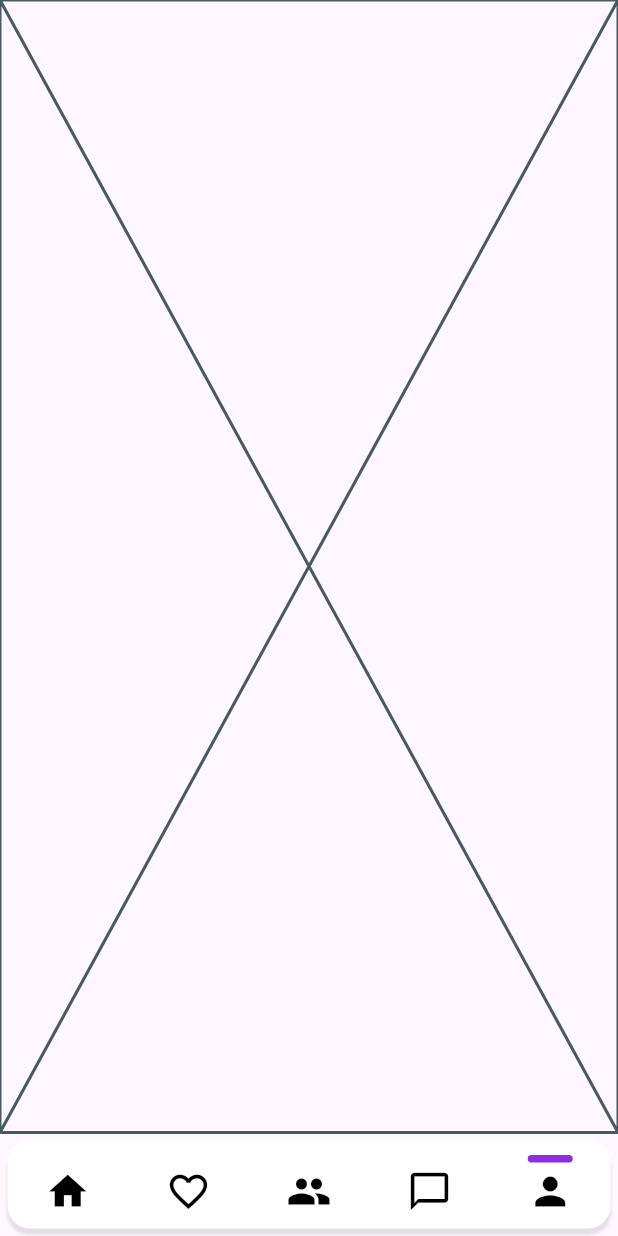
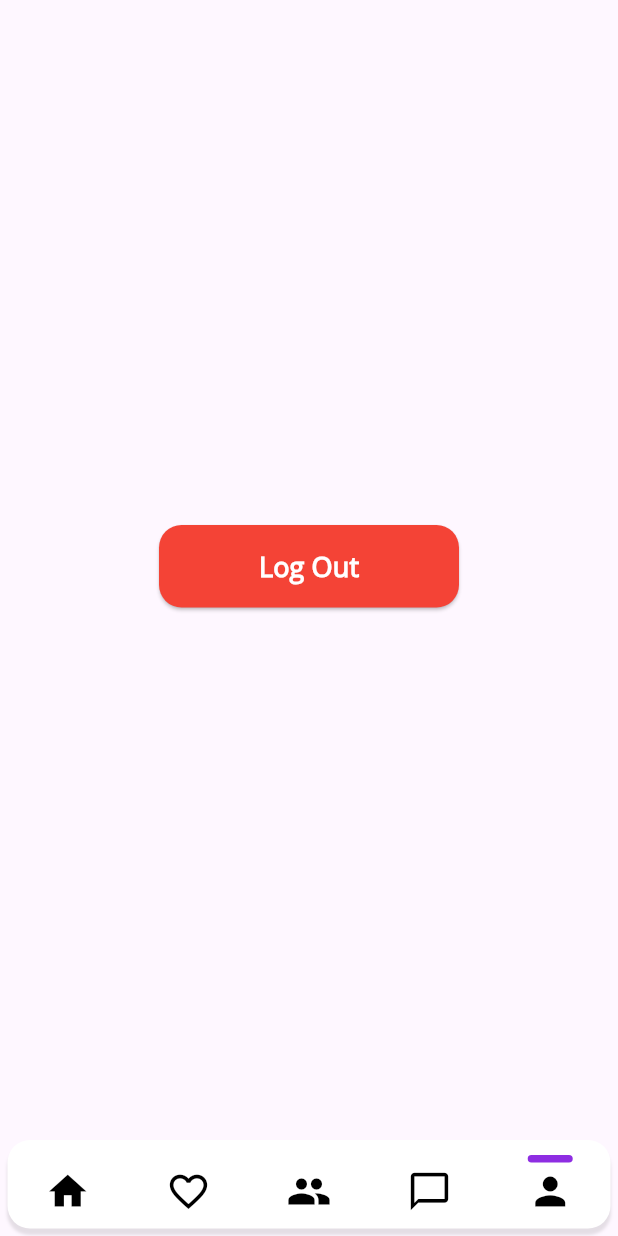
Before and after one commit to SparshapaudelB35/match_aura, a Flutter app: the HomeScreen screen opened directly, item 5 of the bottom bar chosen, on a phone screen of 412 x 824 dp. Run offline on Flutter 3.47's test engine with Material 3 defaults, Android fonts, the phone set to English and light mode, and no system bars; our stand-ins replace dartz, equatable, flutter_riverpod, hive, shared_preferences; accounts and stored records are empty; generated files the repository leaves out were written again.

Commit message:
Refactor HomeScreen and ProfileScreen: improve layout and add logout functionality

```diff
--- a/lib/features/dashboard/presentation/pages/home_screen.dart
+++ b/lib/features/dashboard/presentation/pages/home_screen.dart
@@ -76,12 +76,10 @@ class HomeContent extends StatelessWidget {
                               ClipRRect(
                                 borderRadius: BorderRadius.circular(20),
                                 child: Transform.scale(
-                                  scale:
-                                      1.1,
+                                  scale: 1.1,
                                   child: Image.asset(
                                     'assets/images/imagedemo.jpg',
-                                    fit: BoxFit
-                                        .contain,
+                                    fit: BoxFit.contain,
                                     width: double.infinity,
                                     height: double.infinity,
                                     alignment: Alignment.center,
@@ -252,9 +250,12 @@ class _HomeScreenState extends State<HomeScreen> {
         padding: EdgeInsets.symmetric(horizontal: isTablet ? 32 : 0),
         child: _pages[_selectedIndex],
       ),
-      bottomNavigationBar: CustomBottomNavigationBar(
-        selectedIndex: _selectedIndex,
-        onItemSelected: (index) => setState(() => _selectedIndex = index),
+      bottomNavigationBar: SafeArea(
+        top: false,
+        child: CustomBottomNavigationBar(
+          selectedIndex: _selectedIndex,
+          onItemSelected: (index) => setState(() => _selectedIndex = index),
+        ),
       ),
     );
   }
--- a/lib/features/dashboard/presentation/pages/profile_screen.dart
+++ b/lib/features/dashboard/presentation/pages/profile_screen.dart
@@ -1,15 +1,93 @@
 import 'package:flutter/material.dart';
+import 'package:match_aura/app/routes/app_routes.dart';
+import 'package:flutter_riverpod/flutter_riverpod.dart';
+import 'package:match_aura/core/services/storage/user_session_service.dart';
+import 'package:match_aura/features/splash/presentation/pages/splash_screen.dart';
 
-class ProfileScreen extends StatefulWidget {
+class ProfileScreen extends ConsumerStatefulWidget {
   const ProfileScreen({super.key});
 
   @override
-  State<ProfileScreen> createState() => _ProfileScreenState();
+  ConsumerState<ProfileScreen> createState() => _ProfileScreenState();
 }
 
-class _ProfileScreenState extends State<ProfileScreen> {
+class _ProfileScreenState extends ConsumerState<ProfileScreen> {
+
   @override
   Widget build(BuildContext context) {
-    return const Placeholder();
+    final double screenWidth = MediaQuery.of(context).size.width;
+    final bool isTablet = screenWidth >= 600;
+
+    return Scaffold(
+      body: Center(
+        child: SizedBox(
+          width: isTablet ? 300 : 200,
+          height: 55,
+          child: ElevatedButton(
+            onPressed: () {
+                _showLogoutDialog(context);
+            },
+            style: ElevatedButton.styleFrom(
+              backgroundColor: Colors.red,
+              shape: RoundedRectangleBorder(
+                borderRadius: BorderRadius.circular(15),
+              ),
+            ),
+            child: const Text(
+              "Log Out",
+              style: TextStyle(
+                fontSize: 18,
+                color: Colors.white,
+                fontWeight: FontWeight.bold
+              ),
+            ),
+          ),
+        ),
+      ),
+
+    );
+  }
+  void _showLogoutDialog(BuildContext context) {
+    showDialog(
+      context: context,
+      builder: (context) => AlertDialog(
+        shape: RoundedRectangleBorder(
+          borderRadius: BorderRadius.circular(20),
+        ),
+        title: Text(
+          'Logout',
+          style: TextStyle(
+            fontWeight: FontWeight.bold,
+          ),
+        ),
+        content: Text('Are you sure you want to logout?'),
+        actions: [
+          TextButton(
+            onPressed: () => Navigator.pop(context),
+            child: Text(
+              'Cancel',
+              style: TextStyle(color: Colors.grey),
+            ),
+          ),
+          TextButton(
+            onPressed: () async {
+              Navigator.pop(context);
+              // Clear user session data
+              final userSessionService = ref.read(UserSessionServiceProvider);
+              await userSessionService.clearUserSession();
+              // Navigate to splash screen
+              AppRoutes.pushAndRemoveUntil(context, const SplashScreen());
+            },
+            child: Text(
+              'Logout',
+              style: TextStyle(
+                color: Colors.red,
+                fontWeight: FontWeight.bold,
+              ),
+            ),
+          ),
+        ],
+      ),
+    );
   }
 }
```
